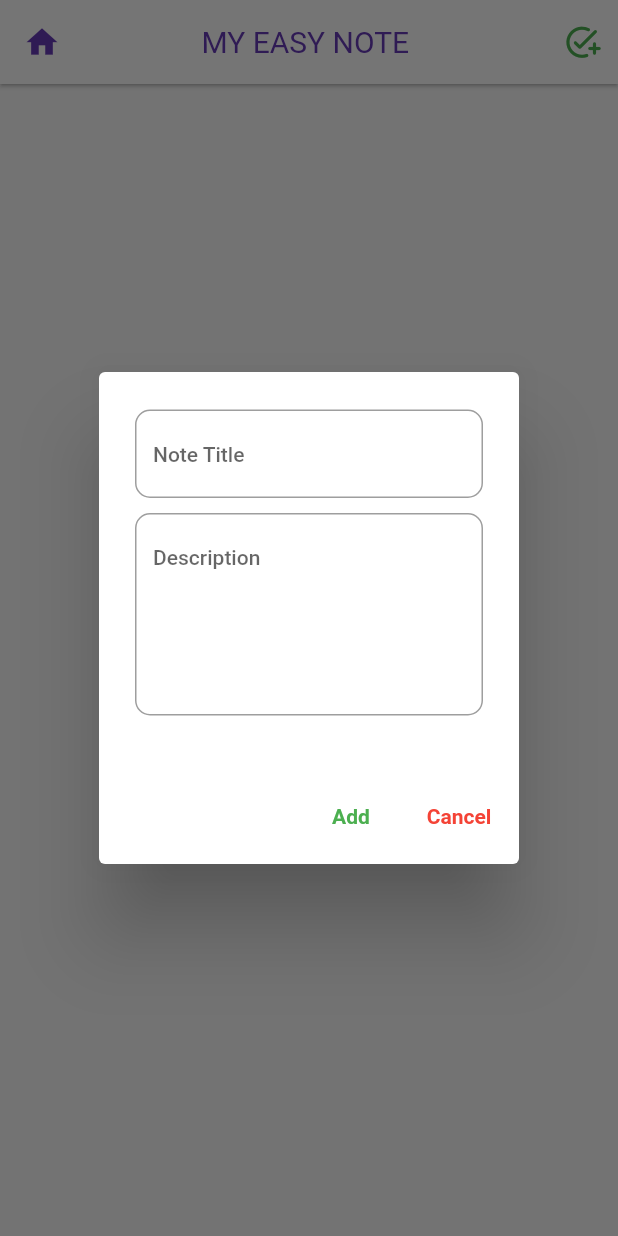
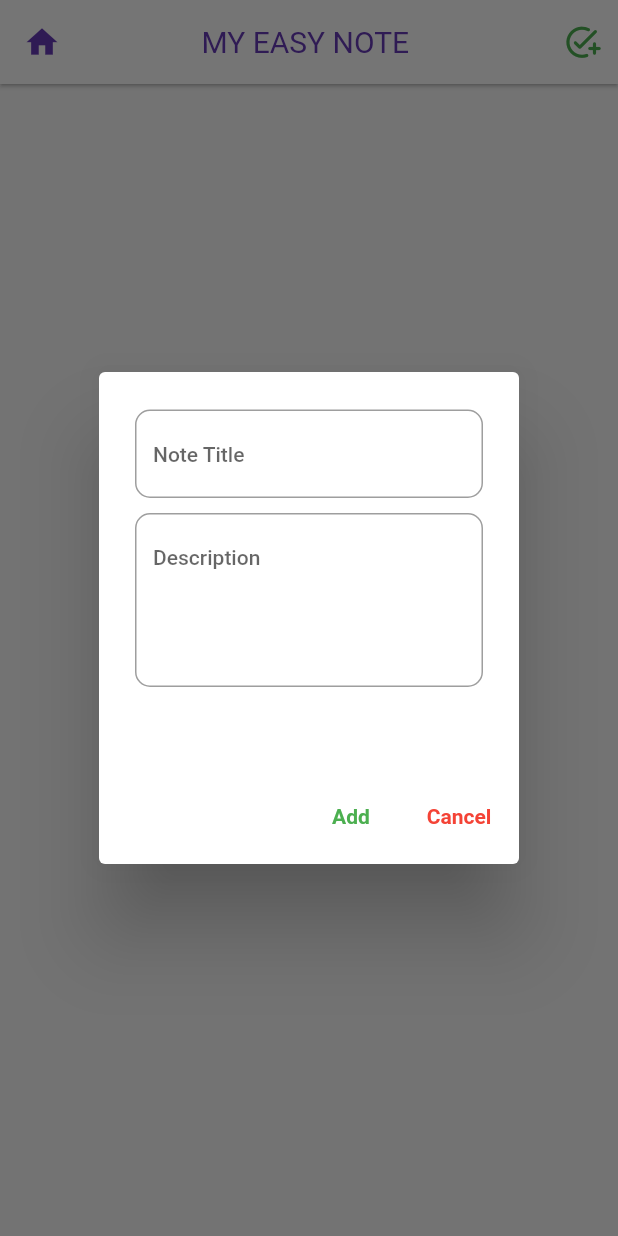
Before and after one commit to nirmalnyure1/Note-Application, a Flutter app: the screen it shows after launch, after a tap on the "add task" icon, on a phone screen of 412 x 824 dp. Run offline on Flutter 3.47's test engine with Material 2 defaults, Android fonts, the phone set to English and light mode, and no system bars; our stand-ins replace device_preview, share_plus, sqflite; accounts and stored records are empty.

Commit message:
bug fixed

```diff
--- a/lib/Screen/HomePageScreen/Components/add_note.dart
+++ b/lib/Screen/HomePageScreen/Components/add_note.dart
@@ -32,11 +32,12 @@ class AddNote extends StatelessWidget {
                     ),
                   ),
                 ),
-                Padding(
+                Flexible(
+                  child: Padding(
                     padding: const EdgeInsets.symmetric(vertical: 5),
                     child: TextFormField(
                       controller: descController,
-                    maxLines: 5,
+                      maxLines: 4,
                       decoration: InputDecoration(
                         border: OutlineInputBorder(
                             borderRadius: BorderRadius.circular(10)),
@@ -44,6 +45,7 @@ class AddNote extends StatelessWidget {
                         hintStyle: const TextStyle(
                           fontWeight: FontWeight.w500,
                           fontSize: 14,
+                        ),
                       ),
                     ),
                   ),
--- a/lib/Screen/HomePageScreen/Components/update_note.dart
+++ b/lib/Screen/HomePageScreen/Components/update_note.dart
@@ -1,7 +1,6 @@
 import 'package:flutter/material.dart';
 import 'package:note_app/Constant/textstyle.dart';
 import 'package:note_app/State/homepage_state.dart';
-
 
 class UpdateNote extends StatelessWidget {
   HomePageState state;
@@ -34,8 +33,9 @@ class UpdateNote extends StatelessWidget {
                 ),
                 Padding(
                   padding: const EdgeInsets.symmetric(vertical: 5),
+                  child: Flexible(
                     child: TextFormField(
-                    maxLines: 5,
+                      maxLines: 4,
                       controller: descController,
                       decoration: InputDecoration(
                         border: OutlineInputBorder(
@@ -44,6 +44,7 @@ class UpdateNote extends StatelessWidget {
                         hintStyle: const TextStyle(
                           fontWeight: FontWeight.w500,
                           fontSize: 14,
+                        ),
                       ),
                     ),
                   ),
```
Lines whose indentation alone changed are shown as unchanged.
